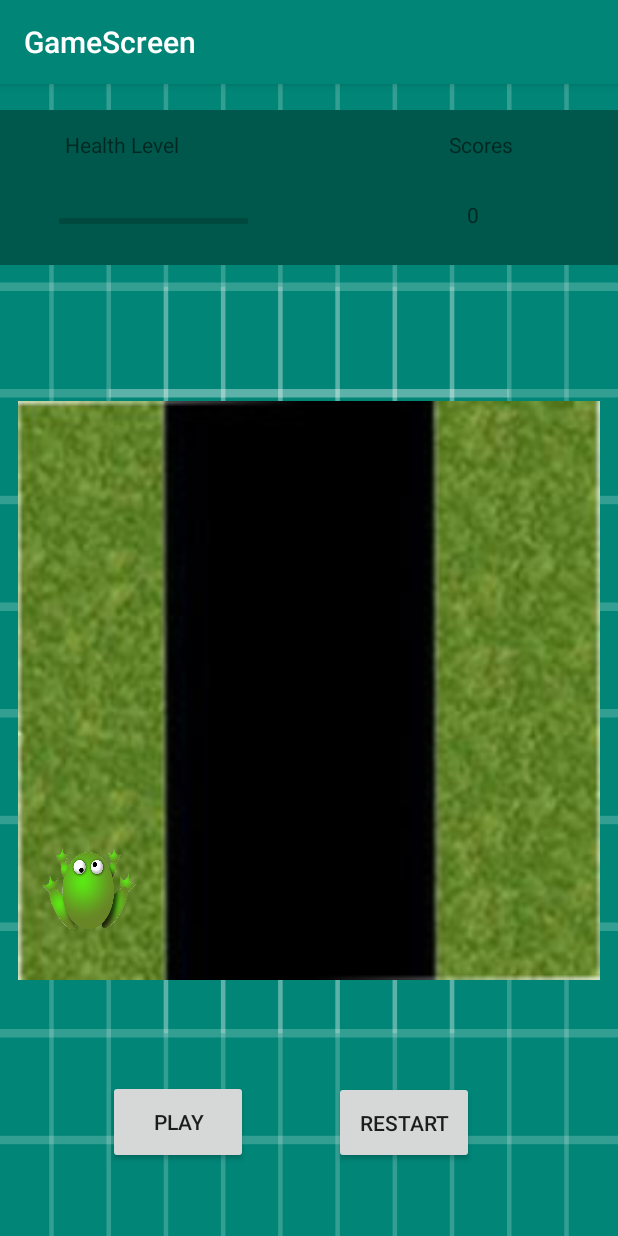
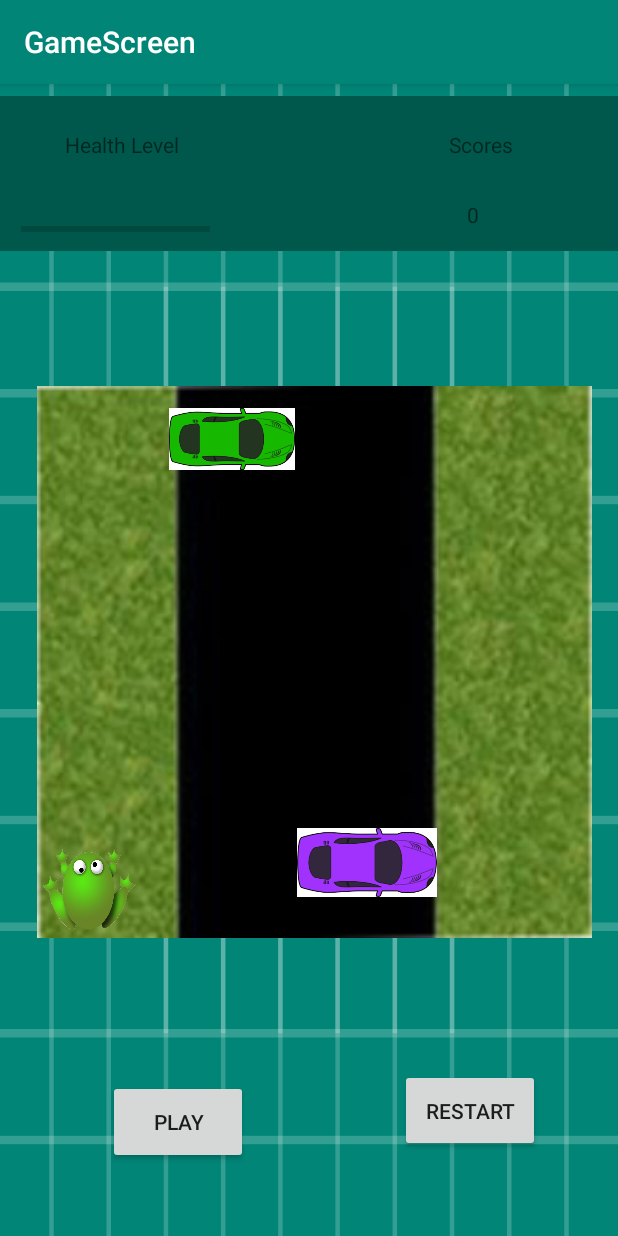
Before and after one commit to Nsabimana1/Frogar_Android_Game, an Android app: the screen it shows after launch (GameScreen), on a phone screen of 412 x 824 dp. Run offline under Robolectric (Android 15) with nearby library versions, the phone set to English and light mode, and no system bars.

Commit message:
Added Cars and Turned Landscape

```diff
--- a/app/src/main/res/layout/content_game_screen.xml
+++ b/app/src/main/res/layout/content_game_screen.xml
@@ -23,15 +23,15 @@
         android:id="@+id/Restart_Button"
         android:layout_width="93dp"
         android:layout_height="55dp"
-        android:layout_marginEnd="96dp"
-        android:layout_marginBottom="48dp"
+        android:layout_marginEnd="52dp"
+        android:layout_marginBottom="56dp"
         android:text="Restart"
         app:layout_constraintBottom_toBottomOf="parent"
         app:layout_constraintEnd_toEndOf="parent" />
 
 
     <FrameLayout
-        android:layout_width="600dp"
+        android:layout_width="731dp"
         android:layout_height="103dp"
         android:layout_marginStart="8dp"
         android:layout_marginTop="8dp"
@@ -40,10 +40,10 @@
         android:background="@color/colorPrimaryDark"
         app:layout_constraintBottom_toBottomOf="parent"
         app:layout_constraintEnd_toEndOf="parent"
-        app:layout_constraintHorizontal_bias="0.13"
+        app:layout_constraintHorizontal_bias="0.434"
         app:layout_constraintStart_toStartOf="parent"
         app:layout_constraintTop_toTopOf="parent"
-        app:layout_constraintVertical_bias="0.014" />
+        app:layout_constraintVertical_bias="0.0" />
 
     <android.support.constraint.ConstraintLayout
         android:id="@+id/frameLayout"
@@ -60,22 +60,21 @@
 
         <ImageView
             android:id="@+id/imageView"
-            android:layout_width="388dp"
-            android:layout_height="414dp"
+            android:layout_width="370dp"
+            android:layout_height="521dp"
             android:layout_marginStart="8dp"
             android:layout_marginTop="8dp"
             android:layout_marginEnd="8dp"
             android:layout_marginBottom="8dp"
             app:layout_constraintBottom_toBottomOf="parent"
             app:layout_constraintEnd_toEndOf="parent"
-            app:layout_constraintHorizontal_bias="0.545"
+            app:layout_constraintHorizontal_bias="1.0"
             app:layout_constraintStart_toStartOf="parent"
             app:layout_constraintTop_toTopOf="parent"
-            app:layout_constraintVertical_bias="0.777"
             app:srcCompat="@drawable/roadcroped" />
 
         <ImageView
-            android:id="@+id/imageView4"
+            android:id="@+id/Frog_Player"
             android:layout_width="69dp"
             android:layout_height="105dp"
             android:layout_marginStart="8dp"
@@ -89,6 +88,31 @@
             app:layout_constraintTop_toTopOf="parent"
             app:layout_constraintVertical_bias="0.897"
             app:srcCompat="@drawable/frog" />
+
+        <ImageView
+            android:id="@+id/Car"
+            android:layout_width="84dp"
+            android:layout_height="96dp"
+            android:layout_marginTop="56dp"
+            android:cropToPadding="true"
+            app:layout_constraintEnd_toEndOf="parent"
+            app:layout_constraintHorizontal_bias="0.333"
+            app:layout_constraintStart_toStartOf="parent"
+            app:layout_constraintTop_toTopOf="parent"
+            app:srcCompat="@drawable/car_sprite"
+            tools:rotation="90" />
+
+        <ImageView
+            android:id="@+id/Car2"
+            android:layout_width="97dp"
+            android:layout_height="46dp"
+            android:layout_marginTop="372dp"
+            app:layout_constraintEnd_toEndOf="parent"
+            app:layout_constraintHorizontal_bias="0.631"
+            app:layout_constraintStart_toStartOf="parent"
+            app:layout_constraintTop_toTopOf="@+id/imageView"
+            app:srcCompat="@drawable/car2"
+            tools:rotation="270" />
     </android.support.constraint.ConstraintLayout>
 
 
@@ -103,10 +127,10 @@
         android:layout_marginBottom="8dp"
         app:layout_constraintBottom_toBottomOf="parent"
         app:layout_constraintEnd_toEndOf="parent"
-        app:layout_constraintHorizontal_bias="0.402"
+        app:layout_constraintHorizontal_bias="0.078"
         app:layout_constraintStart_toStartOf="parent"
         app:layout_constraintTop_toTopOf="parent"
-        app:layout_constraintVertical_bias="0.096" />
+        app:layout_constraintVertical_bias="0.103" />
 
     <TextView
         android:id="@+id/heathTitle"
```
Also changed, not shown: app/src/main/res/drawable/car2.png (added), app/src/main/res/drawable/progressbar2.PNG (added), app/src/main/res/drawable/progressbar3.PNG (added), app/src/main/res/drawable/progressbar4.PNG (added).
